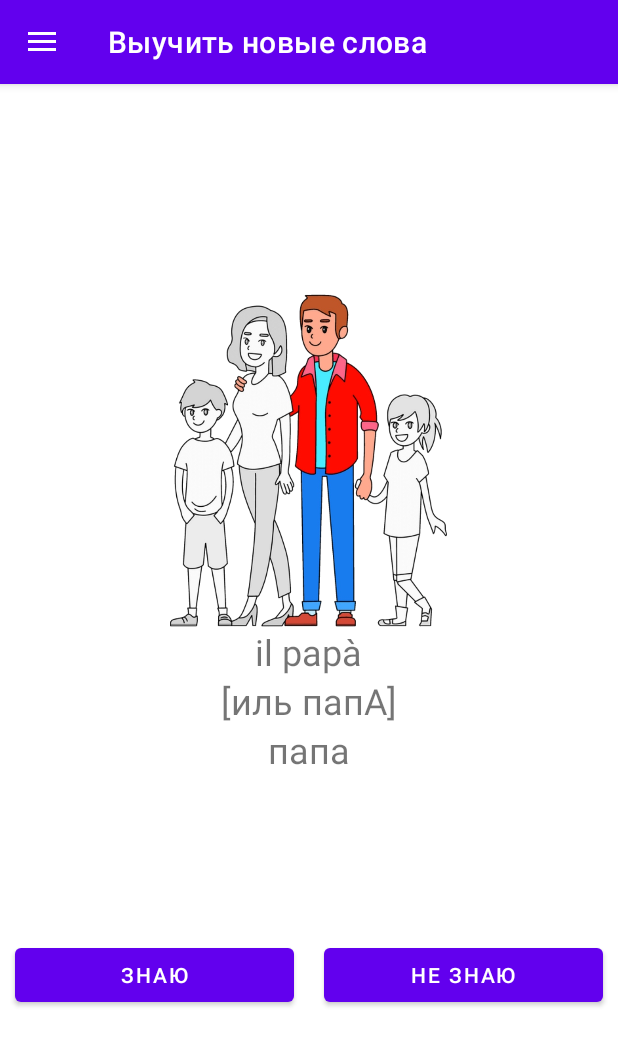
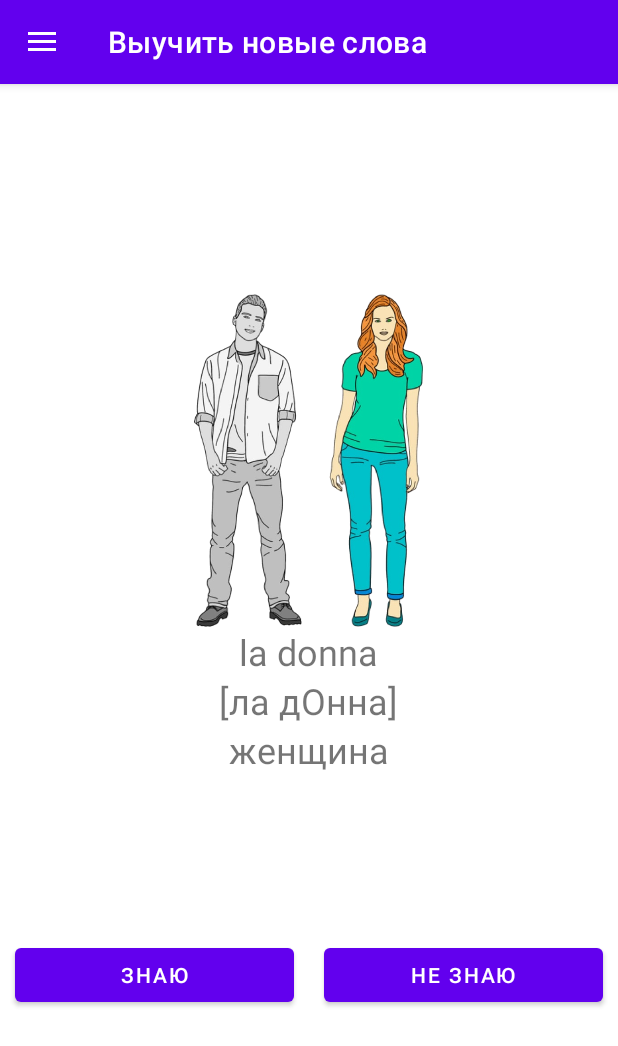
Before and after one commit to neondoll/simple_italian, an Android app: the screen it shows after launch (MainActivity), in the side drawer, after a tap on "Выучить новые слова", on a phone screen of 412 x 824 dp. Shown: the top 1046 px of the screen. Run offline under Robolectric (Android 15) with nearby library versions, the phone set to English and light mode, and no system bars; our stand-ins replace navigation-ui; 1 statement that could not run was skipped.

Commit message:
new words

```diff
--- a/app/src/main/java/com/example/simpleitalian/MainActivity.java
+++ b/app/src/main/java/com/example/simpleitalian/MainActivity.java
@@ -78,21 +78,21 @@ public class MainActivity extends AppCompatActivity {
         if (!DBConnector.isInDatabase("la sorella", "сестра")) {
             DBConnector.insert("la sorella", "сестра", "[ла сорЕлла]", R.drawable.image3, 0);
         }
-        /*if (!DBConnector.isInDatabase("l'uomo", "мужчина")) {
+        if (!DBConnector.isInDatabase("l'uomo", "мужчина")) {
             DBConnector.insert("l'uomo", "мужчина", "[л уОмо]", R.drawable.image6, 0);
         }
         if (!DBConnector.isInDatabase("la donna", "женщина")) {
-            DBConnector.insert("la donna", "мужчина", "[ла дОнна]", R.drawable.image7, 0);
+            DBConnector.insert("la donna", "женщина", "[ла дОнна]", R.drawable.image7, 0);
         }
         if (!DBConnector.isInDatabase("il ragazzo", "мальчик")) {
-            DBConnector.insert("il ragazzo", "мальчик", "[иль рагАццо]", 0, 0);
+            DBConnector.insert("il ragazzo", "мальчик", "[иль рагАццо]", R.drawable.image8, 0);
         }
         if (!DBConnector.isInDatabase("la ragazzo", "девочка")) {
-            DBConnector.insert("la ragazzo", "девочка", "[ла рагАцца]", 0, 0);
+            DBConnector.insert("la ragazzo", "девочка", "[ла рагАцца]", R.drawable.image9, 0);
         }
         if (!DBConnector.isInDatabase("l'amico", "друг")) {
-            DBConnector.insert("l'amico", "друг", "[л амИко]", 0, 0);
-        }*/
+            DBConnector.insert("l'amico", "друг", "[л амИко]", R.drawable.image10, 0);
+        }/**/
         ArrayList<Word> words = DBConnector.selectAll();
         for (int i = 0; i < words.size(); i++) words.get(i).print();
         //DBConnector.deleteAll();
--- a/app/src/main/res/navigation/mobile_navigation.xml
+++ b/app/src/main/res/navigation/mobile_navigation.xml
@@ -9,16 +9,6 @@
         android:name="com.example.simpleitalian.home.HomeFragment"
         android:label="@string/app_name"
         tools:layout="@layout/fragment_home" />
-    <!--<fragment
-        android:id="@+id/nav_gallery"
-        android:name="com.example.simpleitalian.ui.gallery.GalleryFragment"
-        android:label="@string/menu_gallery"
-        tools:layout="@layout/fragment_gallery" />
-    <fragment
-        android:id="@+id/nav_slideshow"
-        android:name="com.example.simpleitalian.ui.slideshow.SlideshowFragment"
-        android:label="@string/menu_slideshow"
-        tools:layout="@layout/fragment_slideshow" />-->
     <fragment
         android:id="@+id/nav_learn_word"
         android:name="com.example.simpleitalian.learnword.LearnWordFragment"
```
Also changed, not shown: app/src/main/res/layout/fragment_constructor.xml (+29 -11 lines), app/src/main/res/drawable-v24/image10.png (added), app/src/main/res/drawable-v24/image8.png (added), app/src/main/res/drawable-v24/image9.png (added).
